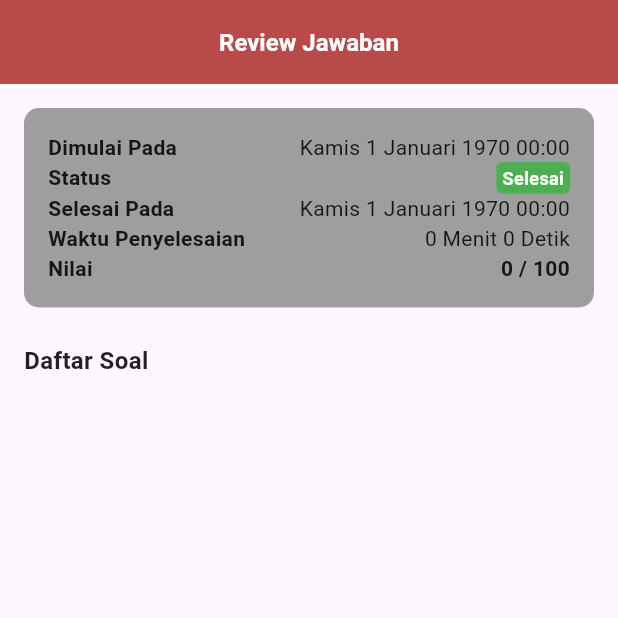
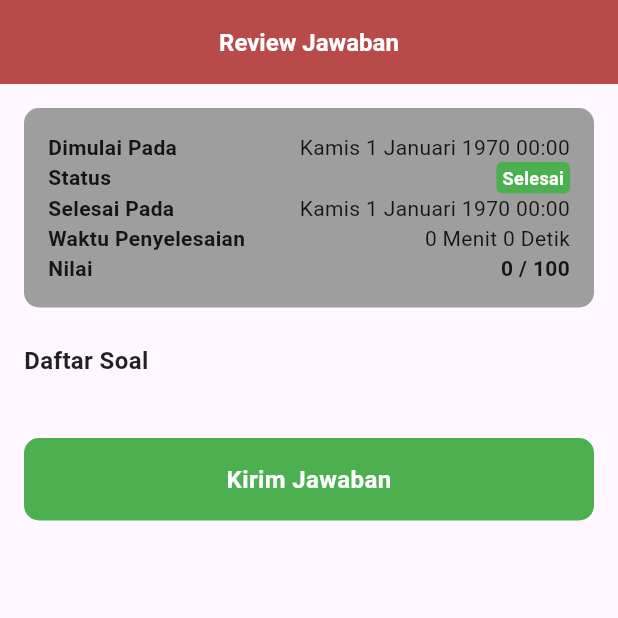
Before and after one commit to Taufiqurrohman58/mls_mobile, a Flutter app: the QuizReviewScreen screen opened directly with empty values, on a phone screen of 412 x 824 dp, the top half of it. Run offline on Flutter 3.47's test engine with Material 3 defaults, Android fonts, the phone set to English and light mode, and no system bars; our stand-ins replace file_picker, printing.

Commit message:
menambahkan button kirim jawaban di review quiz

```diff
--- a/lib/screens/quiz_review_screen.dart
+++ b/lib/screens/quiz_review_screen.dart
@@ -408,7 +408,8 @@ class _QuizReviewScreenState extends State<QuizReviewScreen> {
                                 Navigator.push(
                                   context,
                                   MaterialPageRoute(
-                                    builder: (context) => QuizQuestionReviewScreen(
+                                    builder: (context) =>
+                                        QuizQuestionReviewScreen(
                                           quizTitle: widget.quizTitle,
                                           questionNumber: questionNumber,
                                           questionText: questionText,
@@ -468,6 +469,33 @@ class _QuizReviewScreenState extends State<QuizReviewScreen> {
                   );
                 },
               ),
+
+              const SizedBox(height: 24),
+
+              // Submit Button
+              GestureDetector(
+                onTap: () {
+                  // Handle submit answers
+                  Navigator.pop(context);
+                },
+                child: Container(
+                  width: double.infinity,
+                  padding: const EdgeInsets.symmetric(vertical: 16),
+                  decoration: BoxDecoration(
+                    color: Colors.green,
+                    borderRadius: BorderRadius.circular(10),
+                  ),
+                  child: const Text(
+                    'Kirim Jawaban',
+                    textAlign: TextAlign.center,
+                    style: TextStyle(
+                      fontSize: 16,
+                      fontWeight: FontWeight.bold,
+                      color: Colors.white,
+                    ),
+                  ),
+                ),
+              ),
             ],
           ),
         ),
```
Lines whose indentation alone changed are shown as unchanged.
